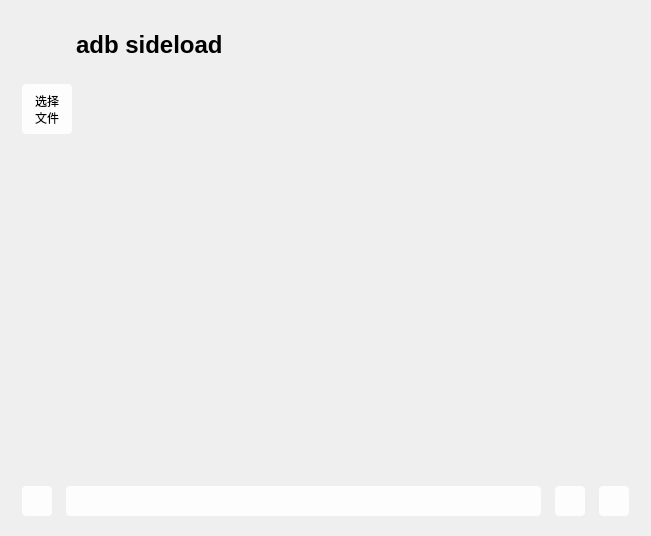
The window that QtAdb/sonPages/recovery/sp_recovery.ui (LapplandSP/QtAdb) describes before a commit, drawn with Qt 5.
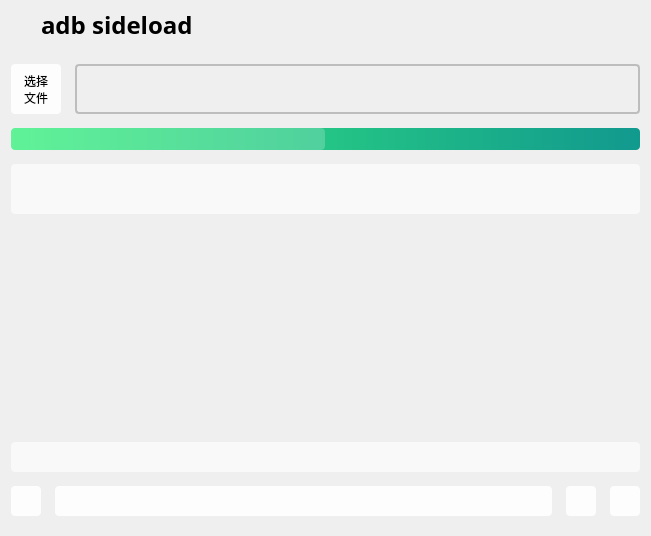
The same window after the commit. Icons and pictures are not drawn.

The edit to the form file:
```diff
--- a/QtAdb/sonPages/recovery/sp_recovery.ui
+++ b/QtAdb/sonPages/recovery/sp_recovery.ui
@@ -14,6 +14,15 @@
    <string>Form</string>
   </property>
   <layout class="QHBoxLayout" name="horizontalLayout_4">
+   <property name="leftMargin">
+    <number>0</number>
+   </property>
+   <property name="topMargin">
+    <number>0</number>
+   </property>
+   <property name="rightMargin">
+    <number>0</number>
+   </property>
    <item>
     <widget class="QWidget" name="widget" native="true">
      <property name="styleSheet">
@@ -25,6 +34,9 @@
       <property name="leftMargin">
        <number>11</number>
       </property>
+      <property name="topMargin">
+       <number>0</number>
+      </property>
       <property name="rightMargin">
        <number>11</number>
       </property>
@@ -36,20 +48,20 @@
         <item>
          <layout class="QHBoxLayout" name="horizontalLayout_2">
           <property name="spacing">
-           <number>14</number>
+           <number>0</number>
           </property>
           <item>
            <widget class="QLabel" name="icon">
             <property name="minimumSize">
              <size>
-              <width>40</width>
-              <height>40</height>
+              <width>30</width>
+              <height>30</height>
              </size>
             </property>
             <property name="maximumSize">
              <size>
-              <width>40</width>
-              <height>40</height>
+              <width>30</width>
+              <height>30</height>
              </size>
             </property>
             <property name="font">
@@ -81,6 +93,7 @@
             </property>
             <property name="font">
              <font>
+              <family>MiSans Medium</family>
               <pointsize>18</pointsize>
               <bold>true</bold>
              </font>
@@ -120,7 +133,7 @@
             </property>
             <property name="font">
              <font>
-              <family>MiSans Normal</family>
+              <family>MiSans Medium</family>
              </font>
             </property>
             <property name="styleSheet">
@@ -137,7 +150,13 @@
           <item>
            <widget class="QLabel" name="filePaths">
             <property name="font">
-             <font/>
+             <font>
+              <family>MiSans Medium</family>
+             </font>
+            </property>
+            <property name="styleSheet">
+             <string notr="true">border:2px solid #BDBDBD;
+border-radius:4px;</string>
             </property>
             <property name="text">
              <string/>
@@ -146,6 +165,66 @@
           </item>
          </layout>
         </item>
+        <item>
+         <widget class="QProgressBar" name="progressBar">
+          <property name="font">
+           <font>
+            <pointsize>9</pointsize>
+            <italic>false</italic>
+            <bold>false</bold>
+           </font>
+          </property>
+          <property name="styleSheet">
+           <string notr="true">QProgressBar{
+	font:9pt;
+	border-radius:4px;
+	text-align:center;
+	/*border:1px solid #E8EDF2;*/
+    border:0px solid #E8EDF2;
+	background-color: qlineargradient(x1:0,y1:1,x1:1,y1:0,stop:0 #11998e, stop:1 #38ef7d);
+}
+QProgressBar:chunk{
+	border-radius:4px;
+	background-color:rgba(255,255,255,0.2);
+}
+</string>
+          </property>
+          <property name="maximum">
+           <number>0</number>
+          </property>
+          <property name="value">
+           <number>0</number>
+          </property>
+          <property name="alignment">
+           <set>Qt::AlignCenter</set>
+          </property>
+         </widget>
+        </item>
+        <item>
+         <widget class="QLabel" name="output">
+          <property name="minimumSize">
+           <size>
+            <width>0</width>
+            <height>50</height>
+           </size>
+          </property>
+          <property name="font">
+           <font>
+            <family>MiSans Medium</family>
+            <pointsize>12</pointsize>
+           </font>
+          </property>
+          <property name="styleSheet">
+           <string notr="true">background-color:rgba(255,255,255,0.6);border-radius:4px;border:0px;</string>
+          </property>
+          <property name="text">
+           <string/>
+          </property>
+          <property name="alignment">
+           <set>Qt::AlignCenter</set>
+          </property>
+         </widget>
+        </item>
         <item>
          <spacer name="verticalSpacer">
           <property name="orientation">
@@ -159,6 +238,31 @@
           </property>
          </spacer>
         </item>
+        <item>
+         <widget class="QLabel" name="tips">
+          <property name="minimumSize">
+           <size>
+            <width>0</width>
+            <height>30</height>
+           </size>
+          </property>
+          <property name="font">
+           <font>
+            <family>MiSans Medium</family>
+            <pointsize>12</pointsize>
+           </font>
+          </property>
+          <property name="styleSheet">
+           <string notr="true">background-color:rgba(255,255,255,0.6);border-radius:4px;border:0px;</string>
+          </property>
+          <property name="text">
+           <string/>
+          </property>
+          <property name="alignment">
+           <set>Qt::AlignCenter</set>
+          </property>
+         </widget>
+        </item>
         <item>
          <layout class="QHBoxLayout" name="horizontalLayout">
           <item>
@@ -304,6 +408,9 @@
               <height>18</height>
              </size>
             </property>
+            <property name="checkable">
+             <bool>true</bool>
+            </property>
            </widget>
           </item>
          </layout>
```
